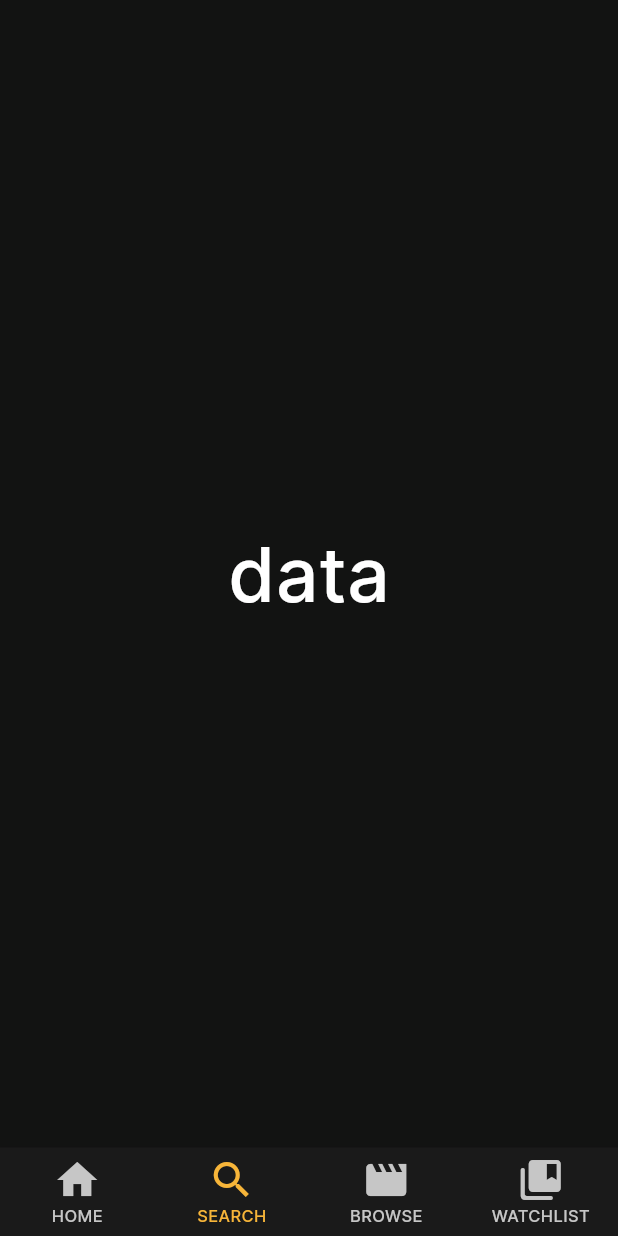
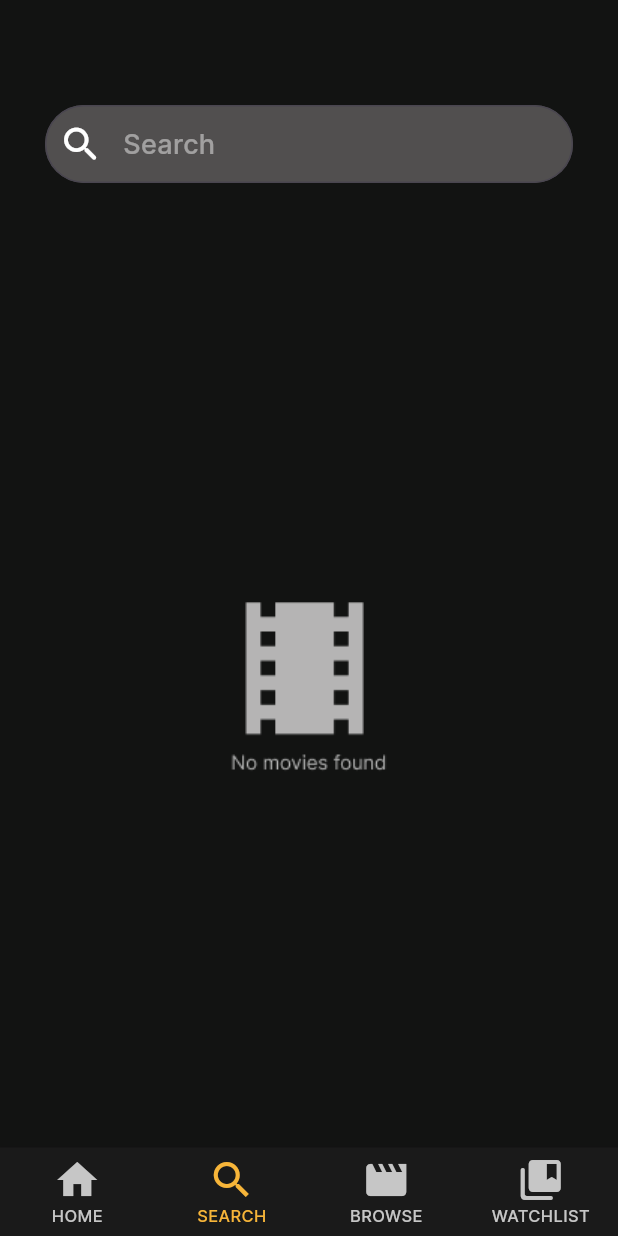
Before and after one commit to Amr-Bakeer/movies_app, a Flutter app: the screen it shows after launch, item 2 of the bottom bar chosen, on a phone screen of 412 x 824 dp. Run offline on Flutter 3.47's test engine with Material 3 defaults, Android fonts, the phone set to English and light mode, and no system bars; our stand-ins replace carousel_slider.

Commit message:
- Create UI movies details - Create UI search screen

```diff
--- a/lib/core/config/application_theme_manager.dart
+++ b/lib/core/config/application_theme_manager.dart
@@ -28,17 +28,23 @@ class ApplicationThemeManager {
       ),
 
     ),
+    appBarTheme: AppBarTheme(
+      color: Color(0xff1D1E1D),
+      iconTheme: IconThemeData(
+        color: Colors.white
+      )
+    ),
     textTheme: const TextTheme(
       titleLarge: TextStyle(
         fontFamily: "Inter",
-        fontWeight: FontWeight.bold,
-        fontSize: 24,
+        fontWeight: FontWeight.w500,
+        fontSize: 20,
         color: Colors.white,
       ),
       bodyLarge: TextStyle(
         fontFamily: "Inter",
-        fontWeight: FontWeight.bold,
-        fontSize: 22,
+        fontWeight: FontWeight.w500,
+        fontSize: 20,
         color: Colors.white,
       ),
       bodyMedium: TextStyle(
@@ -50,7 +56,7 @@ class ApplicationThemeManager {
       bodySmall: TextStyle(
         fontFamily: "Inter",
         fontWeight: FontWeight.w400,
-        fontSize: 16,
+        fontSize: 14,
         color: Colors.white,
       ),
     ),
--- a/lib/core/config/pages_route_name.dart
+++ b/lib/core/config/pages_route_name.dart
@@ -2,9 +2,10 @@ class PagesRouteName {
 
   static const String initial = "/";
   static const String layoutView = "layoutView";
-  static const String homeView = "homeView";
-  static const String searchView = "searchView";
-  static const String browseView = "browseView";
-  static const String watchlistView = "watchlistView";
+  // static const String homeView = "homeView";
+  // static const String searchView = "searchView";
+  // static const String browseView = "browseView";
+  // static const String watchlistView = "watchlistView";
+  static const String movieDetails = "movieDetails";
 
 }
--- a/lib/core/config/routes.dart
+++ b/lib/core/config/routes.dart
@@ -2,6 +2,7 @@ import 'package:flutter/material.dart';
 import 'package:movies_app/core/config/pages_route_name.dart';
 import 'package:movies_app/pages/browse/pages/browse_view.dart';
 import 'package:movies_app/pages/home/pages/home_view.dart';
+import 'package:movies_app/pages/home/pages/movie_details.dart';
 import 'package:movies_app/pages/layout_view.dart';
 import 'package:movies_app/pages/search/pages/search_view.dart';
 import 'package:movies_app/pages/splash/pages/splash_view.dart';
@@ -23,27 +24,33 @@ class Routes {
           settings: settings,
         );
 
-      case PagesRouteName.homeView:
+      // case PagesRouteName.homeView:
+      //   return MaterialPageRoute(
+      //     builder: (context) => const HomeView(),
+      //     settings: settings,
+      //   );
+      //
+      // case PagesRouteName.searchView:
+      //   return MaterialPageRoute(
+      //     builder: (context) => const SearchView(),
+      //     settings: settings,
+      //   );
+      //
+      // case PagesRouteName.browseView:
+      //   return MaterialPageRoute(
+      //     builder: (context) => const BrowseView(),
+      //     settings: settings,
+      //   );
+      //
+      // case PagesRouteName.watchlistView:
+      //   return MaterialPageRoute(
+      //     builder: (context) => const WatchlistView(),
+      //     settings: settings,
+      //   );
+
+      case PagesRouteName.movieDetails:
         return MaterialPageRoute(
-          builder: (context) => const HomeView(),
-          settings: settings,
-        );
-
-      case PagesRouteName.searchView:
-        return MaterialPageRoute(
-          builder: (context) => const SearchView(),
-          settings: settings,
-        );
-
-      case PagesRouteName.browseView:
-        return MaterialPageRoute(
-          builder: (context) => const BrowseView(),
-          settings: settings,
-        );
-
-      case PagesRouteName.watchlistView:
-        return MaterialPageRoute(
-          builder: (context) => const WatchlistView(),
+          builder: (context) => const MovieDetails(),
           settings: settings,
         );
 
--- a/lib/pages/search/pages/search_view.dart
+++ b/lib/pages/search/pages/search_view.dart
@@ -1,19 +1,54 @@
 import 'package:flutter/material.dart';
+import 'package:movies_app/core/config/constants.dart';
 
 class SearchView extends StatelessWidget {
   const SearchView({super.key});
 
   @override
   Widget build(BuildContext context) {
-    return const Scaffold(
-      body: Center(
-        child: Text(
-          "data",
-          style: TextStyle(
-            color: Colors.white,
-            fontSize: 50,
+    return Scaffold(
+      body: Column(
+        children: [
+          Padding(
+            padding: const EdgeInsets.only(
+              top: 70,
+              right: 30,
+              left: 30,
+              bottom: 30,
+            ),
+            child: TextField(
+              decoration: InputDecoration(
+                hintText: "Search",
+                hintStyle: Constants.theme.textTheme.bodyMedium?.copyWith(
+                  color: Colors.white.withOpacity(0.46),
+                ),
+                prefixIconColor: Colors.white,
+                prefixIcon: const Icon(
+                  Icons.search_rounded,
+                  size: 30,
+                ),
+                border: OutlineInputBorder(
+                  borderRadius: BorderRadius.circular(50),
+                ),
+                focusedBorder: OutlineInputBorder(
+                  borderSide: const BorderSide(color: Colors.white),
+                  borderRadius: BorderRadius.circular(50),
+                ),
+                contentPadding: const EdgeInsets.symmetric(
+                  vertical: 11,
+                ),
+                filled: true,
+                fillColor: const Color(0xFF514F4F),
+              ),
+              cursorColor: Colors.white.withOpacity(0.4),
+            ),
           ),
-        ),
+          Expanded(
+            child: Center(
+              child: Image.asset("assets/images/search_background.png"),
+            ),
+          )
+        ],
       ),
     );
   }
--- a/lib/pages/settings_provider.dart
+++ b/lib/pages/settings_provider.dart
@@ -1,22 +1,25 @@
 import 'package:flutter/material.dart';
 import 'package:movies_app/pages/browse/pages/browse_view.dart';
 import 'package:movies_app/pages/home/pages/home_view.dart';
+import 'package:movies_app/pages/home/widgets/slide_widget.dart';
 import 'package:movies_app/pages/search/pages/search_view.dart';
 import 'package:movies_app/pages/watchlist/pages/watchlist_view.dart';
 
 class SettingsProvider extends ChangeNotifier {
-
   int currentIndex = 0;
   List<Widget> screens = [
-    const HomeView(),
+    HomeView(
+      lastMovies: const [
+        SlideWidget(),
+      ],
+    ),
     const SearchView(),
     const BrowseView(),
     const WatchlistView(),
   ];
 
-  changeIndex(int index){
+  changeIndex(int index) {
     currentIndex = index;
     notifyListeners();
   }
-
 }
--- a/pubspec.yaml
+++ b/pubspec.yaml
@@ -14,6 +14,7 @@ dependencies:
 
   cupertino_icons: ^1.0.2
   provider: ^6.1.1
+  carousel_slider: ^4.2.1
 
 dev_dependencies:
   flutter_test:
```
Also changed, not shown: lib/core/widgets/movie_card_widget.dart (+24 -25 lines), lib/core/widgets/watchlist_icon_widget.dart (added, +29 -0 lines), lib/pages/home/pages/home_view.dart (+25 -92 lines), lib/pages/home/pages/movie_details.dart (added, +192 -0 lines), lib/pages/home/widgets/movie_categories_widget.dart (added, +31 -0 lines), lib/pages/home/widgets/new_releases_widget.dart (+9 -17 lines), lib/pages/home/widgets/slide_widget.dart (added, +99 -0 lines), assets/images/search_background.png (added), pubspec.lock.
